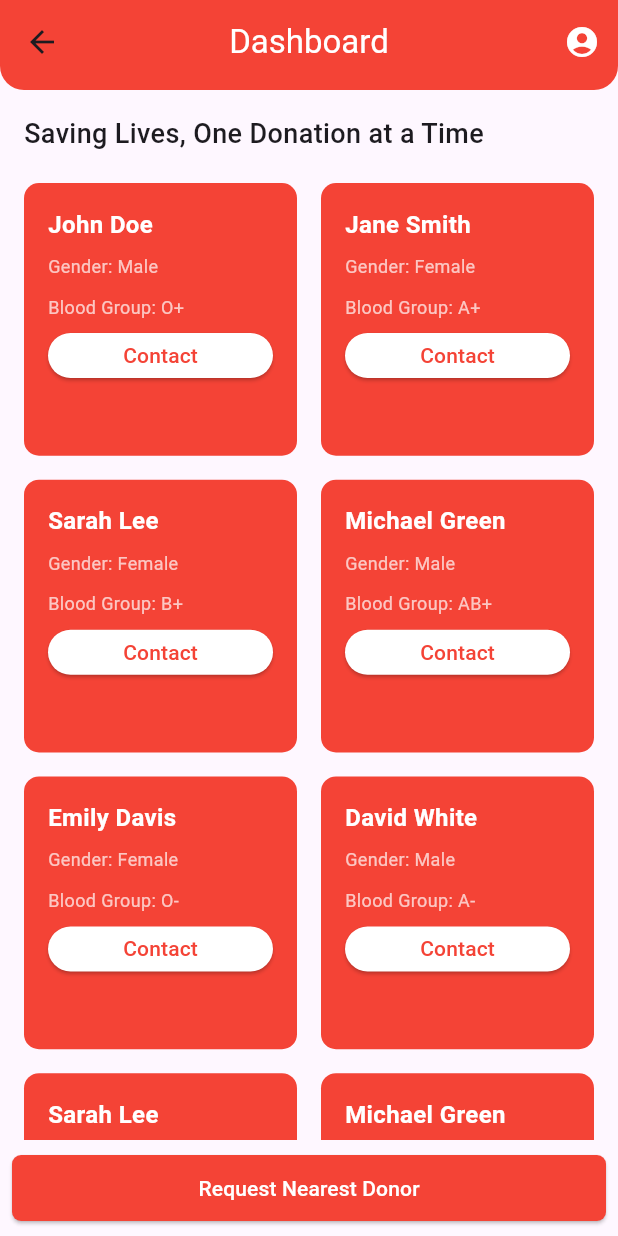
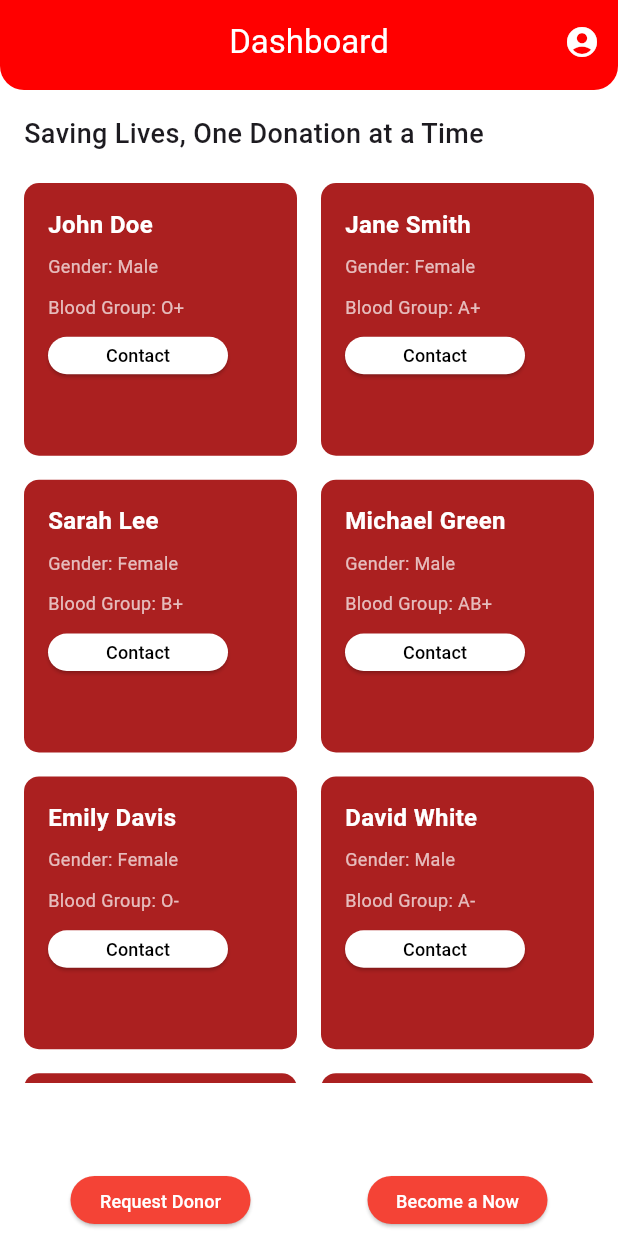
Before and after one commit to basitmurad/bloodbankapp, a Flutter app: the DashboardScreen screen opened directly, on a phone screen of 412 x 824 dp. Run offline on Flutter 3.47's test engine with Material 3 defaults, Android fonts, the phone set to English and light mode, and no system bars; our stand-ins replace firebase_auth, firebase_core, firebase_database, geolocator, get; missing offline and left inert: mongo_dart; accounts and stored records are empty.

Commit message:
changes done in ui

```diff
--- /dev/null
+++ b/lib/authentication/Colors.dart
@@ -0,0 +1,8 @@
+import 'dart:ui';
+
+class ColorsApp{
+  static const Color red = Color(0xFFFF0000);
+  static const Color red1 = Color(0xFFAB2020);
+  static const Color red2 = Color(0xFFD94343);
+
+}
--- a/lib/authentication/dashboardscreen/DashboardScreen.dart
+++ b/lib/authentication/dashboardscreen/DashboardScreen.dart
@@ -1,3 +1,4 @@
+import 'package:bloodbankapp/authentication/Colors.dart';
 import 'package:bloodbankapp/authentication/neardonorscreen/NearDonorScreen.dart';
 import 'package:flutter/material.dart';
 import 'package:get/get.dart';
@@ -63,40 +64,146 @@ class DashboardScreen extends StatelessWidget {
   @override
   Widget build(BuildContext context) {
     return Scaffold(
-      bottomNavigationBar:             Padding(
+      backgroundColor: Colors.white.withOpacity(0.8),
+      bottomNavigationBar: Padding(
         padding: const EdgeInsets.all(8.0),
+        child: Row(
+          crossAxisAlignment: CrossAxisAlignment.center,
+          mainAxisAlignment: MainAxisAlignment.spaceAround,
+          children: [
+            SizedBox(
+              height: 32,
+              width: 120,
               child: ElevatedButton(
-
                 onPressed: () {
                   // Logic to request for the nearest donor
                   Get.to(const NearDonorScreen());
                 },
-          child: const Text('Request Nearest Donor' ,style: TextStyle(color: Colors.white),),
+                child: const Text(
+                  'Request Donor',
+                  style: TextStyle(fontSize: 12, color: Colors.white),
+                ),
                 style: ElevatedButton.styleFrom(
-            backgroundColor: Colors.red,  // Button background color (you can customize it)
-            shape: RoundedRectangleBorder(
-              borderRadius: BorderRadius.circular(6), // Set the border radius to 6
-            ),
-            padding: const EdgeInsets.symmetric(vertical: 12.0, horizontal: 20.0), // Optional: Add padding for a better appearance
+                  minimumSize: const Size(double.infinity - 20, 30),
+                  // Sets width to fill and height to 50
+                  padding: const EdgeInsets.all(8),
+
+                  foregroundColor: Colors.white,
+                  backgroundColor: Colors.red,
                 ),
               ),
             ),
+            SizedBox(
+              height: 32,
+              width: 120,
+              child: ElevatedButton(
+                onPressed: () {
 
+
+                  showModalBottomSheet(
+                      context: context,
+                      isScrollControlled: true, // Make the height customizable
+
+                      builder: (BuildContext context)
+                  {
+                    return Container(
+                      height: MediaQuery.of(context).size.height * 0.8, // 80% of screen height
+
+                      child: Padding(
+                        padding: const EdgeInsets.all(16.0),
+                        child: Column(
+                          mainAxisSize: MainAxisSize.min,
+                          children: [
+                            const Text(
+                              'Become a Blood Donor',
+                              style: TextStyle(
+                                fontSize: 20,
+                                fontWeight: FontWeight.bold,
+                              ),
+                            ),
+                            const SizedBox(height: 16),
+                            const Text(
+                                'Please provide the following details to donate blood:'),
+                            const SizedBox(height: 16),
+                            // Add form fields or other details here
+                            TextFormField(
+                              decoration: const InputDecoration(
+                                labelText: 'Name',
+                                border: OutlineInputBorder(),
+                              ),
+                            ),
+                            const SizedBox(height: 8),
+                            TextFormField(
+                              decoration: const InputDecoration(
+                                labelText: 'Age',
+                                border: OutlineInputBorder(),
+                              ),
+                            ),
+                            const SizedBox(height: 8),
+                            TextFormField(
+                              decoration: const InputDecoration(
+                                labelText: 'Blood Type',
+                                border: OutlineInputBorder(),
+                              ),
+                            ),
+                            const SizedBox(height: 16),
+                            ElevatedButton(
+                              onPressed: () {
+                                // Handle the submit logic here
+                                Navigator.pop(context); // Close the bottom sheet
+                                ScaffoldMessenger.of(context).showSnackBar(
+                                  const SnackBar(
+                                      content: Text('Thank you for donating!')),
+                                );
+                              },
+                              child: const Text('Submit'),
+                            ),
+                          ],
+                        ),
+                      ),
+                    );
+                  });
+
+
+
+                },
+                style: ElevatedButton.styleFrom(
+                  minimumSize: const Size(30, 30),
+                  // Sets width to fill and height to 50
+                  padding: const EdgeInsets.all(8),
+
+                  foregroundColor: Colors.white,
+                  backgroundColor: Colors.red,
+                ), // Disable button if already a donor
+                child: const Text(
+                  'Become a Now',
+                  style: TextStyle(fontSize: 12),
+                ),
+              ),
+            ),
+          ],
+        ),
+      ),
       appBar: PreferredSize(
-
         preferredSize: const Size.fromHeight(60), // Height of the AppBar
         child: ClipRRect(
           borderRadius: const BorderRadius.only(
-            bottomLeft: Radius.circular(16,), // Adjust the radius here
+            bottomLeft: Radius.circular(
+              16,
+            ), // Adjust the radius here
             bottomRight: Radius.circular(16), // Adjust the radius here
           ),
           child: AppBar(
-            backgroundColor: Colors.red, // Change the AppBar color
-            elevation: 0, // Remove shadow
+            backgroundColor: ColorsApp.red,
+            // Change the AppBar color
+            elevation: 0,
+            // Remove shadow
             title: const Text(
               'Dashboard',
               style: TextStyle(color: Colors.white),
             ),
+
+            automaticallyImplyLeading: false,
             actions: [
               // Profile button
               IconButton(
@@ -114,24 +221,32 @@ class DashboardScreen extends StatelessWidget {
           ),
         ),
       ),
-
-      body: SingleChildScrollView(  // Wrap the body in a SingleChildScrollView for scrolling
+      body: SingleChildScrollView(
+        // Wrap the body in a SingleChildScrollView for scrolling
         padding: const EdgeInsets.all(16.0),
         child: Column(
           crossAxisAlignment: CrossAxisAlignment.start,
           children: [
-
-            const Text("Saving Lives, One Donation at a Time" ,style: TextStyle( fontWeight: FontWeight.w500,fontSize: 18 ),),
-
-         const SizedBox(height: 20,),
-            GridView.builder(
-              shrinkWrap: true,  // Ensures the GridView doesn't take up more space than needed
-              physics: const NeverScrollableScrollPhysics(),  // Prevents nested scrolling behavior
+            const Text(
+              "Saving Lives, One Donation at a Time",
+              style: TextStyle(fontWeight: FontWeight.w500, fontSize: 18),
+            ),
+            const SizedBox(
+              height: 20,
+            ),
+            Container(
+              height: 600,
+              child: SingleChildScrollView(
+                child: GridView.builder(
+                  shrinkWrap: true,
+                  // Ensures the GridView doesn't take up more space than needed
+                  physics: const NeverScrollableScrollPhysics(),
+                  // Prevents nested scrolling behavior
                   gridDelegate: const SliverGridDelegateWithFixedCrossAxisCount(
-                crossAxisCount: 2,  // Number of columns
-                crossAxisSpacing: 16.0,  // Horizontal space between items
-                mainAxisSpacing: 16.0,  // Vertical space between items
-                childAspectRatio: 1.001,  // Adjust the card aspect ratio
+                    crossAxisCount: 2, // Number of columns
+                    crossAxisSpacing: 16.0, // Horizontal space between items
+                    mainAxisSpacing: 16.0, // Vertical space between items
+                    childAspectRatio: 1.001, // Adjust the card aspect ratio
                   ),
                   itemCount: donors.length,
                   itemBuilder: (context, index) {
@@ -142,7 +257,8 @@ class DashboardScreen extends StatelessWidget {
                     );
                   },
                 ),
-
+              ),
+            ),
             const SizedBox(height: 20),
           ],
         ),
@@ -150,7 +266,6 @@ class DashboardScreen extends StatelessWidget {
     );
   }
 }
-
 
 class DonorCard extends StatelessWidget {
   final String name;
@@ -178,7 +293,7 @@ class DonorCard extends StatelessWidget {
       width: cardWidth, // Dynamically set width
       height: cardHeight, // Dynamically set height
       decoration: BoxDecoration(
-        color: Colors.red, // Background color
+        color: ColorsApp.red1, // Background color
         borderRadius: BorderRadius.circular(10), // Rounded corners
       ),
       child: Padding(
@@ -214,17 +329,24 @@ class DonorCard extends StatelessWidget {
               ),
             ),
 
-
             ElevatedButton(
               onPressed: () {},
-              child: const Text("Contact"),
+              child: const Text(
+                "Contact",
+                style: TextStyle(color: Colors.black, fontSize: 12),
+              ),
               style: ElevatedButton.styleFrom(
-                minimumSize: const Size(double.infinity, 30), // Sets width to fill and height to 50
-                foregroundColor: Colors.red, // Text color for the button
-                backgroundColor: Colors.white, // Button background color
-                padding: const EdgeInsets.symmetric(horizontal: 16), // Adjust padding if needed
+                minimumSize: const Size(120, 25),
+                // Sets width to fill and height to 50
+                foregroundColor: Colors.red,
+                // Text color for the button
+                backgroundColor: Colors.white,
+                // Button background color
+                padding: const EdgeInsets.symmetric(
+                    horizontal: 16), // Adjust padding if needed
               ),
-            )],
+            )
+          ],
         ),
       ),
     );
```
Also changed, not shown: lib/authentication/profilescreen/ProfileScreen.dart (+0 -7 lines). Lines whose indentation alone changed are shown as unchanged.
